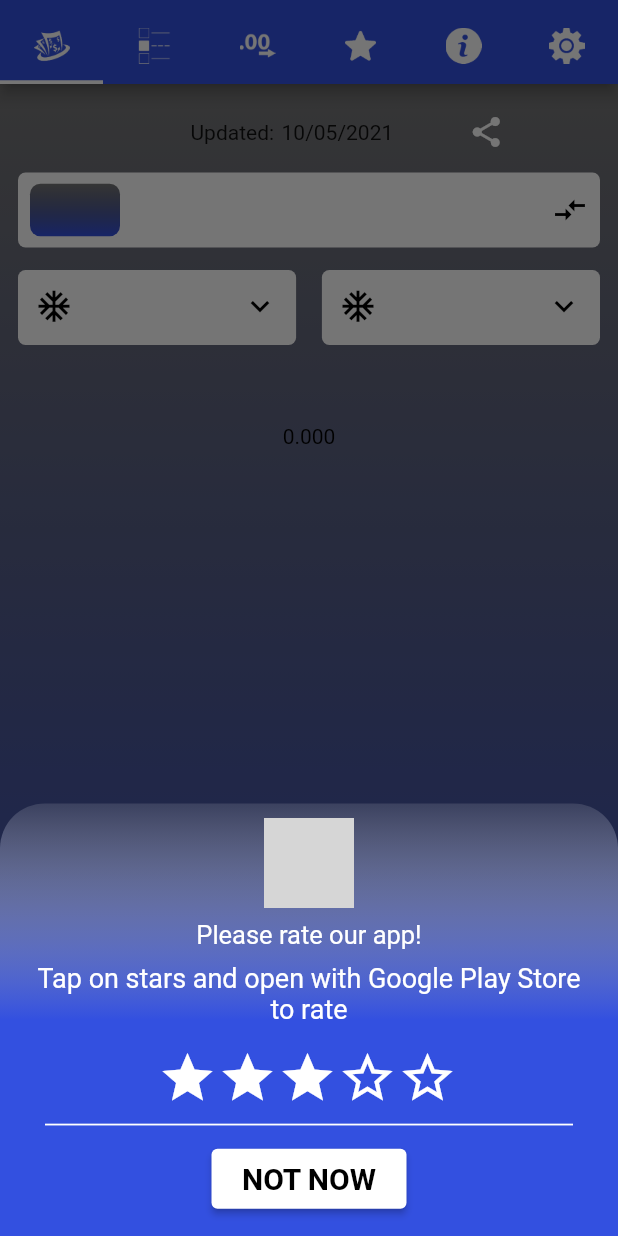
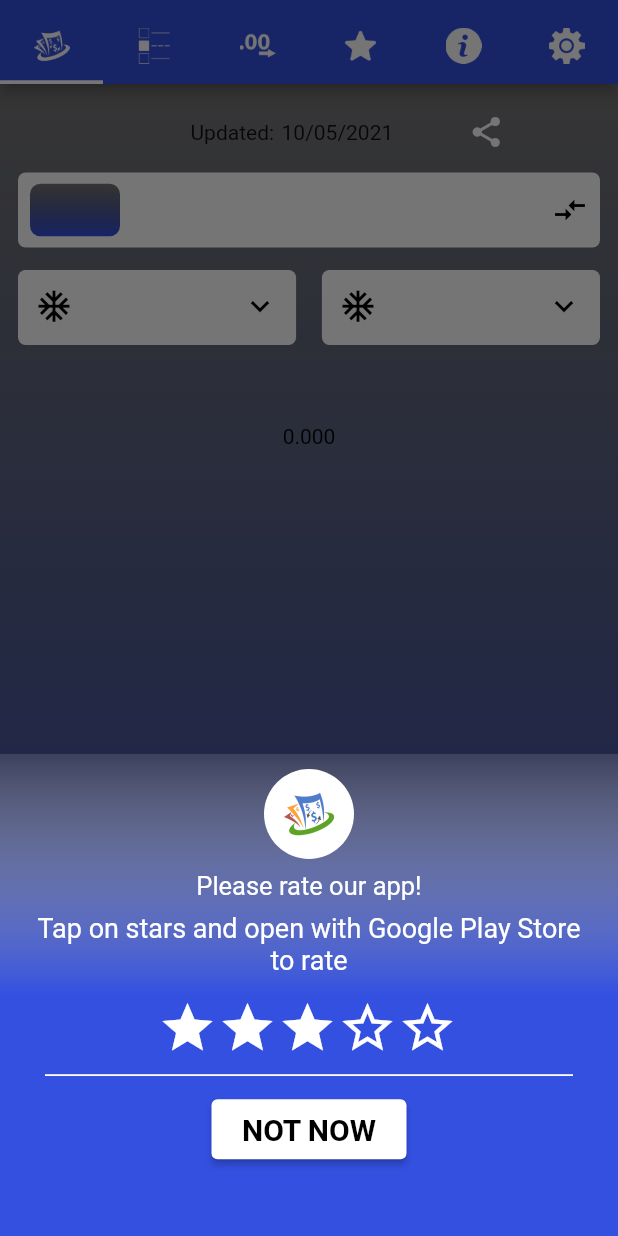
Before and after one commit to Officialchandan/currency_converter, a Flutter app: the screen it shows after launch, tab 4 chosen, on a phone screen of 412 x 824 dp. Run offline on Flutter 3.47's test engine with Material 2 defaults, Android fonts, the phone set to English and light mode, and no system bars; our stand-ins replace dio, flutter_colorpicker, google_fonts, math_expressions, shared_preferences, webview_flutter; grey boxes are pictures that could not be loaded.

Commit message:
commit day 8.2

```diff
--- a/lib/pages/home/home_page.dart
+++ b/lib/pages/home/home_page.dart
@@ -168,6 +168,11 @@
     var rating = 0.0;
     return showModalBottomSheet(
         isDismissible: false,
+        shape:RoundedRectangleBorder(
+          borderRadius: BorderRadius.vertical(
+            top: Radius.circular(20),
+          ),
+        ),
         backgroundColor: Colors.transparent,
         context: context,
         builder: (BuildContext context) {
@@ -181,7 +186,7 @@
               .height;
           return Container(
             width: width,
-            height: height * 0.35,
+            height: height * 0.39,
             decoration: BoxDecoration(
               gradient: LinearGradient(
                 colors: [
@@ -192,8 +197,7 @@
                 begin: Alignment.topCenter,
                 end: Alignment.bottomCenter,
               ),
-              borderRadius: const BorderRadius.only(
-                  topLeft: Radius.circular(30), topRight: Radius.circular(30)),
+
             ),
             child: Column(
               children: [
```
Also changed, not shown: assets/app-icon.png (added).
